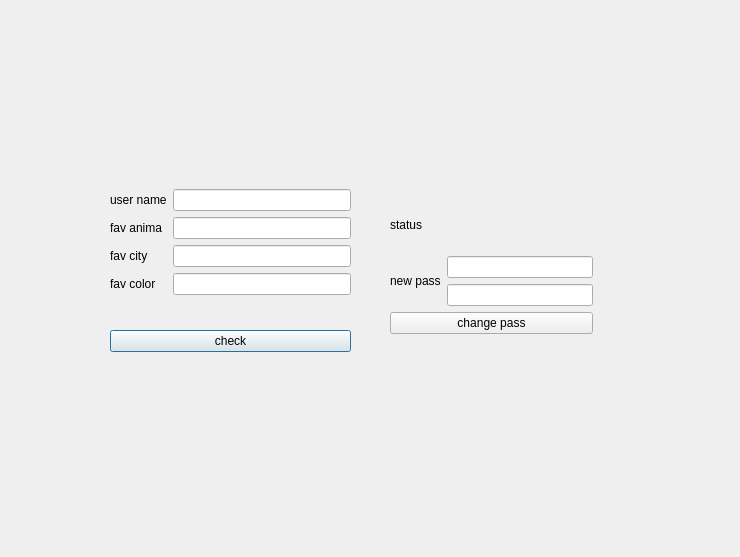
amirsoleimani7/AP_Project, file Client/forgotpass.ui: the form before one commit.
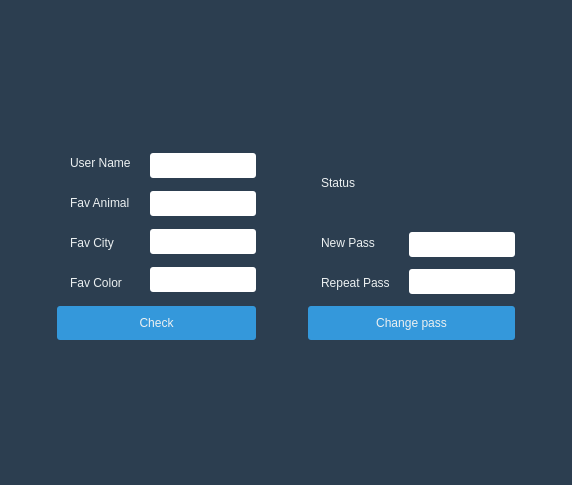
The form after the commit.

The edit to the form file:
```diff
--- a/Client/forgotpass.ui
+++ b/Client/forgotpass.ui
@@ -6,22 +6,120 @@
    <rect>
     <x>0</x>
     <y>0</y>
-    <width>740</width>
-    <height>557</height>
+    <width>572</width>
+    <height>485</height>
    </rect>
   </property>
   <property name="windowTitle">
    <string>Dialog</string>
   </property>
-  <widget class="QWidget" name="layoutWidget">
-   <property name="geometry">
-    <rect>
-     <x>110</x>
-     <y>160</y>
-     <width>241</width>
-     <height>221</height>
-    </rect>
-   </property>
+  <property name="styleSheet">
+   <string notr="true">QPushButton{
+  background-color: #3498db;
+  color: #ecf0f1;
+  padding: 10px 20px;
+  border: none;
+  border-radius: 3px;
+  cursor: pointer;
+}
+QPushButton:hover {
+  background-color: #2980b9;
+}
+QLabel{
+  font-family: 'Arial', sans-serif;
+  background-color: #2c3e50;
+  color: #ecf0f1;
+  padding: 10px;
+  text-align: center;
+}
+QLineEdit{
+  border-radius: 3px;
+  border: none;
+  Hight: 20px
+}
+QDialog{
+  background-color: #2c3e50;
+}</string>
+  </property>
+  <layout class="QGridLayout" name="gridLayout">
+   <item row="1" column="3">
+    <layout class="QVBoxLayout" name="verticalLayout_6">
+     <item>
+      <widget class="QLabel" name="label_pass_status">
+       <property name="text">
+        <string>Status</string>
+       </property>
+      </widget>
+     </item>
+     <item>
+      <layout class="QHBoxLayout" name="horizontalLayout_2">
+       <item>
+        <layout class="QVBoxLayout" name="verticalLayout_5">
+         <item>
+          <widget class="QLabel" name="label_new_pass">
+           <property name="text">
+            <string>New Pass</string>
+           </property>
+          </widget>
+         </item>
+         <item>
+          <widget class="QLabel" name="label">
+           <property name="text">
+            <string>Repeat Pass</string>
+           </property>
+          </widget>
+         </item>
+        </layout>
+       </item>
+       <item>
+        <layout class="QVBoxLayout" name="verticalLayout_4">
+         <item>
+          <widget class="QLineEdit" name="lineEdit_new_pass_1">
+           <property name="minimumSize">
+            <size>
+             <width>0</width>
+             <height>25</height>
+            </size>
+           </property>
+          </widget>
+         </item>
+         <item>
+          <widget class="QLineEdit" name="lineEdit_new_pass_2">
+           <property name="minimumSize">
+            <size>
+             <width>0</width>
+             <height>25</height>
+            </size>
+           </property>
+          </widget>
+         </item>
+        </layout>
+       </item>
+      </layout>
+     </item>
+     <item>
+      <widget class="QPushButton" name="pushButton_change_pass_word">
+       <property name="text">
+        <string>Change pass</string>
+       </property>
+      </widget>
+     </item>
+    </layout>
+   </item>
+   <item row="1" column="0">
+    <spacer name="horizontalSpacer">
+     <property name="orientation">
+      <enum>Qt::Horizontal</enum>
+     </property>
+     <property name="sizeHint" stdset="0">
+      <size>
+       <width>40</width>
+       <height>20</height>
+      </size>
+     </property>
+    </spacer>
+   </item>
+   <item row="1" column="1">
    <layout class="QVBoxLayout" name="verticalLayout_3">
     <item>
      <layout class="QHBoxLayout" name="horizontalLayout">
@@ -30,28 +128,34 @@
         <item>
          <widget class="QLabel" name="label_user_name">
           <property name="text">
-           <string>user name</string>
+            <string>User Name</string>
           </property>
          </widget>
         </item>
         <item>
          <widget class="QLabel" name="label_fav_animal">
+           <property name="sizePolicy">
+            <sizepolicy hsizetype="Preferred" vsizetype="Preferred">
+             <horstretch>0</horstretch>
+             <verstretch>0</verstretch>
+            </sizepolicy>
+           </property>
           <property name="text">
-           <string>fav anima</string>
+            <string>Fav Animal</string>
           </property>
          </widget>
         </item>
         <item>
          <widget class="QLabel" name="label_fav_city">
           <property name="text">
-           <string>fav city</string>
+            <string>Fav City</string>
           </property>
          </widget>
         </item>
         <item>
          <widget class="QLabel" name="label_fav_color">
           <property name="text">
-           <string>fav color</string>
+            <string>Fav Color</string>
           </property>
          </widget>
         </item>
@@ -60,16 +164,68 @@
       <item>
        <layout class="QVBoxLayout" name="verticalLayout">
         <item>
-         <widget class="QLineEdit" name="lineEdit_get_user_name"/>
+          <widget class="QLineEdit" name="lineEdit_get_user_name">
+           <property name="sizePolicy">
+            <sizepolicy hsizetype="Expanding" vsizetype="Fixed">
+             <horstretch>0</horstretch>
+             <verstretch>0</verstretch>
+            </sizepolicy>
+           </property>
+           <property name="minimumSize">
+            <size>
+             <width>0</width>
+             <height>25</height>
+            </size>
+           </property>
+          </widget>
         </item>
         <item>
-         <widget class="QLineEdit" name="lineEdit_get_fav_animal"/>
+          <widget class="QLineEdit" name="lineEdit_get_fav_animal">
+           <property name="sizePolicy">
+            <sizepolicy hsizetype="Expanding" vsizetype="Fixed">
+             <horstretch>0</horstretch>
+             <verstretch>0</verstretch>
+            </sizepolicy>
+           </property>
+           <property name="minimumSize">
+            <size>
+             <width>0</width>
+             <height>25</height>
+            </size>
+           </property>
+          </widget>
         </item>
         <item>
-         <widget class="QLineEdit" name="lineEdit_get_fav_city"/>
+          <widget class="QLineEdit" name="lineEdit_get_fav_city">
+           <property name="sizePolicy">
+            <sizepolicy hsizetype="Expanding" vsizetype="Fixed">
+             <horstretch>0</horstretch>
+             <verstretch>0</verstretch>
+            </sizepolicy>
+           </property>
+           <property name="minimumSize">
+            <size>
+             <width>0</width>
+             <height>25</height>
+            </size>
+           </property>
+          </widget>
         </item>
         <item>
-         <widget class="QLineEdit" name="lineEdit_get_fav_color"/>
+          <widget class="QLineEdit" name="lineEdit_get_fav_color">
+           <property name="sizePolicy">
+            <sizepolicy hsizetype="Expanding" vsizetype="Fixed">
+             <horstretch>0</horstretch>
+             <verstretch>0</verstretch>
+            </sizepolicy>
+           </property>
+           <property name="minimumSize">
+            <size>
+             <width>0</width>
+             <height>25</height>
+            </size>
+           </property>
+          </widget>
         </item>
        </layout>
       </item>
@@ -78,63 +234,65 @@
     <item>
      <widget class="QPushButton" name="pushButton">
       <property name="text">
-       <string>check</string>
+        <string>Check</string>
       </property>
      </widget>
     </item>
    </layout>
-  </widget>
-  <widget class="QWidget" name="layoutWidget">
-   <property name="geometry">
-    <rect>
-     <x>390</x>
-     <y>200</y>
-     <width>203</width>
-     <height>134</height>
-    </rect>
-   </property>
-   <layout class="QVBoxLayout" name="verticalLayout_6">
-    <item>
-     <widget class="QLabel" name="label_pass_status">
-      <property name="text">
-       <string>status</string>
-      </property>
-     </widget>
-    </item>
-    <item>
-     <layout class="QHBoxLayout" name="horizontalLayout_2">
-      <item>
-       <layout class="QVBoxLayout" name="verticalLayout_5">
-        <item>
-         <widget class="QLabel" name="label_new_pass">
-          <property name="text">
-           <string>new pass</string>
-          </property>
-         </widget>
-        </item>
-       </layout>
-      </item>
-      <item>
-       <layout class="QVBoxLayout" name="verticalLayout_4">
-        <item>
-         <widget class="QLineEdit" name="lineEdit_new_pass_1"/>
-        </item>
-        <item>
-         <widget class="QLineEdit" name="lineEdit_new_pass_2"/>
-        </item>
-       </layout>
-      </item>
-     </layout>
-    </item>
-    <item>
-     <widget class="QPushButton" name="pushButton_change_pass_word">
-      <property name="text">
-       <string>change pass</string>
-      </property>
-     </widget>
-    </item>
-   </layout>
-  </widget>
+   </item>
+   <item row="0" column="3">
+    <spacer name="verticalSpacer">
+     <property name="orientation">
+      <enum>Qt::Vertical</enum>
+     </property>
+     <property name="sizeHint" stdset="0">
+      <size>
+       <width>20</width>
+       <height>40</height>
+      </size>
+     </property>
+    </spacer>
+   </item>
+   <item row="2" column="1">
+    <spacer name="verticalSpacer_2">
+     <property name="orientation">
+      <enum>Qt::Vertical</enum>
+     </property>
+     <property name="sizeHint" stdset="0">
+      <size>
+       <width>20</width>
+       <height>40</height>
+      </size>
+     </property>
+    </spacer>
+   </item>
+   <item row="1" column="4">
+    <spacer name="horizontalSpacer_2">
+     <property name="orientation">
+      <enum>Qt::Horizontal</enum>
+     </property>
+     <property name="sizeHint" stdset="0">
+      <size>
+       <width>40</width>
+       <height>20</height>
+      </size>
+     </property>
+    </spacer>
+   </item>
+   <item row="1" column="2">
+    <spacer name="horizontalSpacer_3">
+     <property name="orientation">
+      <enum>Qt::Horizontal</enum>
+     </property>
+     <property name="sizeHint" stdset="0">
+      <size>
+       <width>40</width>
+       <height>20</height>
+      </size>
+     </property>
+    </spacer>
+   </item>
+  </layout>
  </widget>
  <resources/>
  <connections/>
```
Lines whose indentation alone changed are shown as unchanged.
